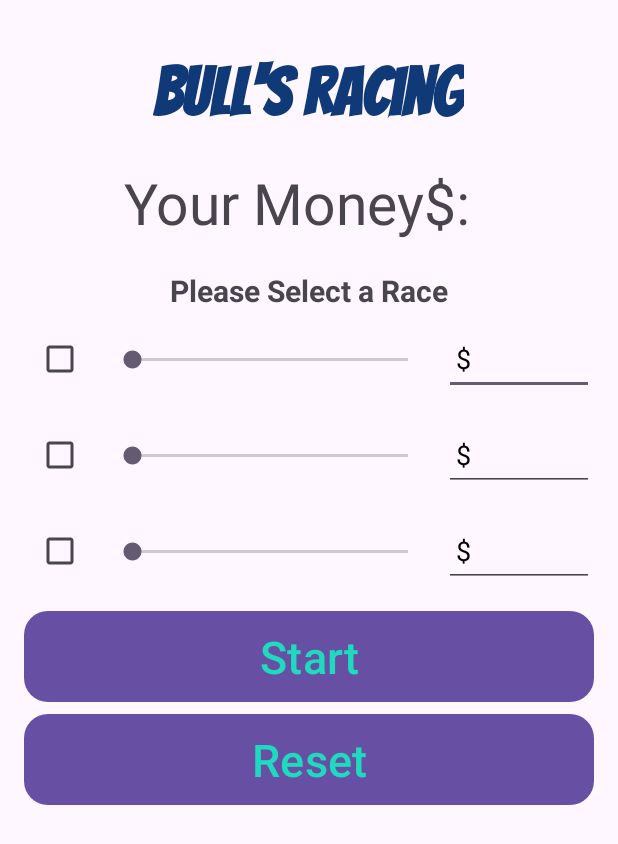
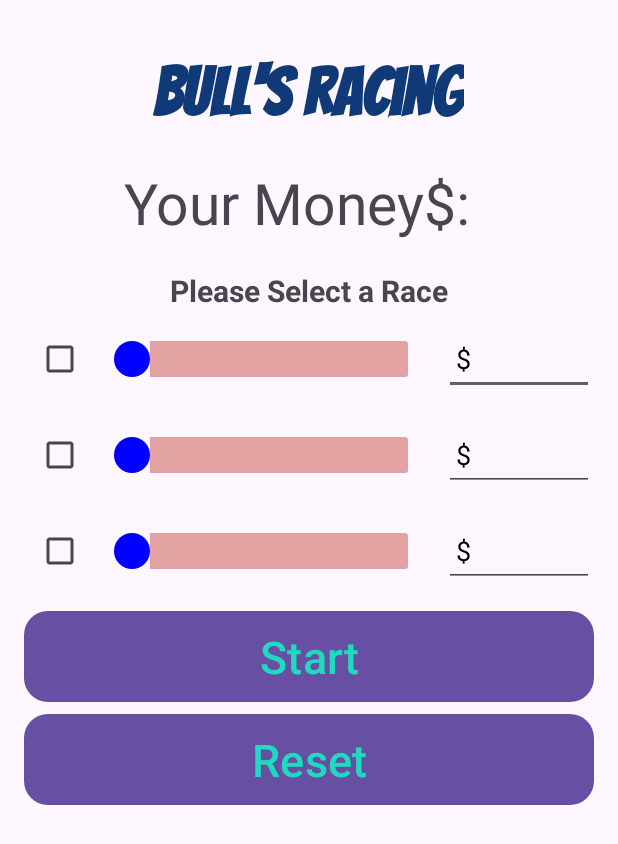
Before and after one commit to TinDoItNow/MiniProject_PRM392, an Android app: the Activity_game screen opened directly, with no data from a screen before it, on a phone screen of 412 x 824 dp. Shown: the top 844 px of the screen. Run offline under Robolectric (Android 15) with nearby library versions, the phone set to English and light mode, and no system bars; Roboto replaces fonts that are not available here.

Commit message:
2nd Update Fix Layout

```diff
--- /dev/null
+++ b/app/src/main/res/drawable/seekbar_progress.xml
@@ -0,0 +1,32 @@
+<layer-list xmlns:android="http://schemas.android.com/apk/res/android">
+    <!-- Background layer -->
+    <item android:id="@android:id/background">
+        <shape>
+            <corners android:radius="2dp" />
+            <solid android:color="#E3A2A2" />
+            <size android:height="6dp" />
+        </shape>
+    </item>
+    <!-- Progress layer -->
+    <item android:id="@android:id/secondaryProgress">
+        <clip>
+            <shape>
+                <corners android:radius="2dp" />
+                <solid android:color="#FFEB3B" />
+                <size android:height="6dp" />
+            </shape>
+        </clip>
+    </item>
+    <item android:id="@android:id/progress">
+        <clip>
+            <shape>
+                <corners android:radius="2dp" />
+                <gradient
+                    android:angle="0"
+                    android:endColor="#00FF00"
+                    android:startColor="#FF0000" />
+                <size android:height="6dp" />
+            </shape>
+        </clip>
+    </item>
+</layer-list>
--- /dev/null
+++ b/app/src/main/res/drawable/seekbar_thumb.xml
@@ -0,0 +1,13 @@
+<layer-list xmlns:android="http://schemas.android.com/apk/res/android">
+    <item>
+        <shape android:shape="oval">
+            <solid android:color="#0000FF" /> <!-- Blue color for the thumb -->
+            <size android:width="24dp" android:height="24dp" />
+        </shape>
+    </item>
+<!--    <item>-->
+<!--        <bitmap-->
+<!--            android:src="@drawable/your_icon"-->
+<!--        android:gravity="center" />-->
+<!--    </item>-->
+</layer-list>
--- a/app/src/main/res/layout/activity_game.xml
+++ b/app/src/main/res/layout/activity_game.xml
@@ -24,7 +24,6 @@
             android:textColor="#0F3977"
             android:textSize="44sp"
             android:textStyle="bold" />
-
 
         <TextView
             android:layout_width="wrap_content"
@@ -67,7 +66,8 @@
                 android:layout_height="wrap_content"
                 android:layout_marginStart="8dp"
                 android:layout_marginEnd="8dp"
-                android:progressTint="@android:color/holo_red_dark"
+                android:progressDrawable="@drawable/seekbar_progress"
+                android:thumb="@drawable/seekbar_thumb"
                 app:layout_constraintBottom_toBottomOf="parent"
                 app:layout_constraintEnd_toStartOf="@id/etRace1Money"
                 app:layout_constraintStart_toEndOf="@id/cbRace1"
@@ -106,7 +106,8 @@
                 android:layout_height="wrap_content"
                 android:layout_marginStart="8dp"
                 android:layout_marginEnd="8dp"
-                android:progressTint="@android:color/holo_blue_dark"
+                android:progressDrawable="@drawable/seekbar_progress"
+                android:thumb="@drawable/seekbar_thumb"
                 app:layout_constraintBottom_toBottomOf="parent"
                 app:layout_constraintEnd_toStartOf="@id/etRace2Money"
                 app:layout_constraintStart_toEndOf="@id/cbRace2"
@@ -145,7 +146,8 @@
                 android:layout_height="wrap_content"
                 android:layout_marginStart="8dp"
                 android:layout_marginEnd="8dp"
-                android:progressTint="@android:color/holo_green_dark"
+                android:progressDrawable="@drawable/seekbar_progress"
+                android:thumb="@drawable/seekbar_thumb"
                 app:layout_constraintBottom_toBottomOf="parent"
                 app:layout_constraintEnd_toStartOf="@id/etRace3Money"
                 app:layout_constraintStart_toEndOf="@id/cbRace3"
```
